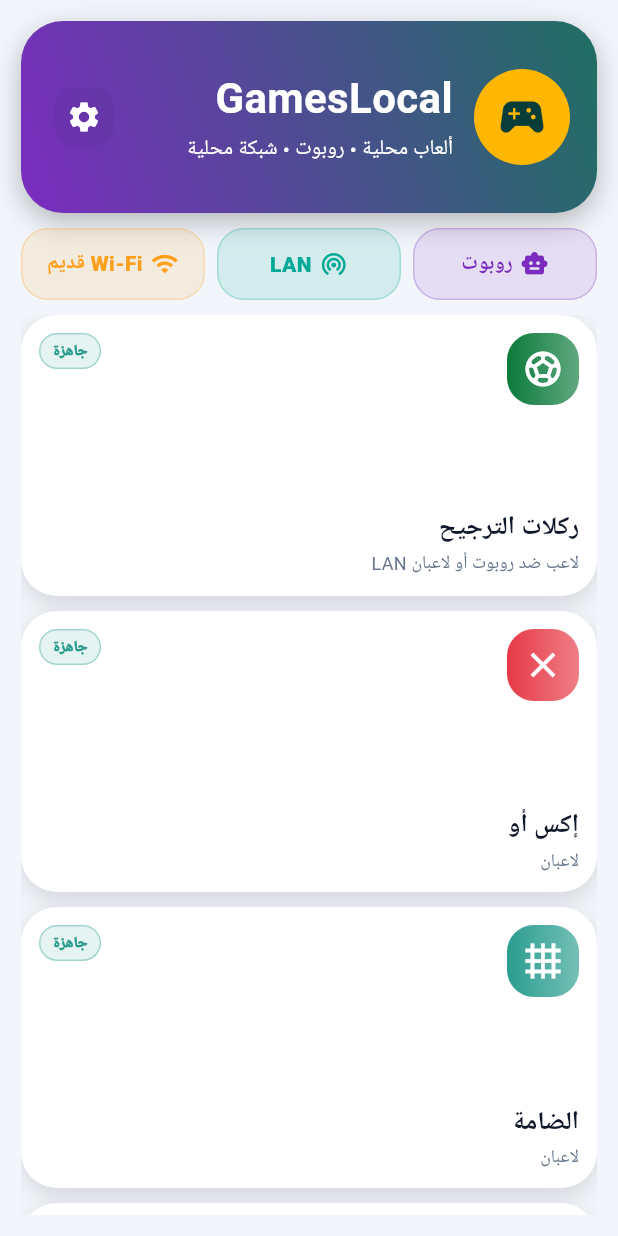
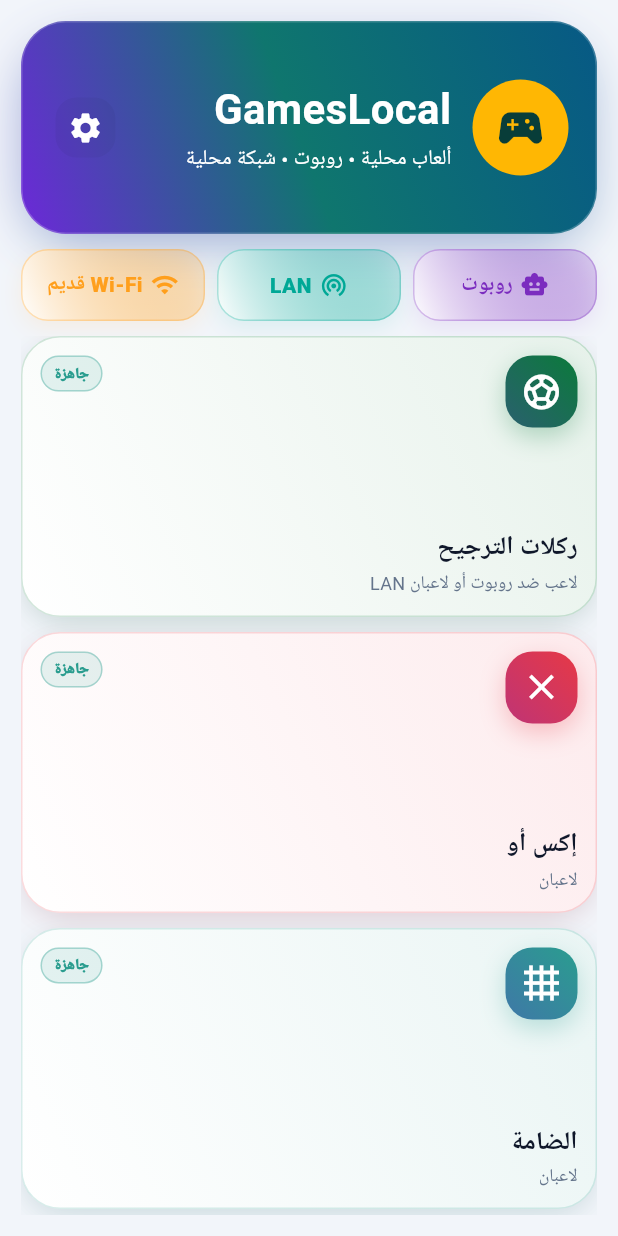
Before and after one commit to aljwaal1/gameslocal, a Flutter app: the screen it shows after launch, on a phone screen of 412 x 824 dp. Run offline on Flutter 3.47's test engine with Material 3 defaults, Android fonts, the phone set to English and light mode, and no system bars; our stand-ins replace audioplayers, qr_flutter, shared_preferences; missing offline and left inert: flame.

Commit message:
Polish home with premium game palettes

```diff
--- a/lib/main.dart
+++ b/lib/main.dart
@@ -172,20 +172,29 @@ class _HeroCard extends StatelessWidget {
   @override
   Widget build(BuildContext context) {
     return Container(
-      height: 128,
+      height: 142,
       width: double.infinity,
       decoration: BoxDecoration(
-        borderRadius: BorderRadius.circular(28),
+        borderRadius: BorderRadius.circular(30),
         gradient: const LinearGradient(
           begin: Alignment.topRight,
           end: Alignment.bottomLeft,
-          colors: [Color(0xFF1F6F63), Color(0xFF7B2CBF)],
+          colors: AppColors.heroGradient,
+          stops: <double>[0, .52, 1],
         ),
-        boxShadow: const [
+        border: Border.all(color: const Color(0x33FFFFFF)),
+        boxShadow: const <BoxShadow>[
           BoxShadow(
-            color: Colors.black26,
-            blurRadius: 16,
-            offset: Offset(0, 6),
+            color: Color(0x4D075985),
+            blurRadius: 28,
+            spreadRadius: -5,
+            offset: Offset(0, 12),
+          ),
+          BoxShadow(
+            color: Color(0x336D28D9),
+            blurRadius: 34,
+            spreadRadius: -12,
+            offset: Offset(-8, 8),
           ),
         ],
       ),
@@ -339,9 +348,23 @@ class _ModeChip extends StatelessWidget {
         height: 48,
         padding: const EdgeInsets.symmetric(horizontal: 8),
         decoration: BoxDecoration(
-          color: color.withOpacity(0.12),
+          gradient: LinearGradient(
+            begin: Alignment.topRight,
+            end: Alignment.bottomLeft,
+            colors: <Color>[
+              color.withValues(alpha: .18),
+              Colors.white,
+            ],
+          ),
           borderRadius: BorderRadius.circular(18),
-          border: Border.all(color: color.withOpacity(0.25)),
+          border: Border.all(color: color.withValues(alpha: .30)),
+          boxShadow: <BoxShadow>[
+            BoxShadow(
+              color: color.withValues(alpha: .10),
+              blurRadius: 12,
+              offset: const Offset(0, 5),
+            ),
+          ],
         ),
         child: Row(
           mainAxisAlignment: MainAxisAlignment.center,
@@ -458,13 +481,27 @@ class _GameCard extends StatelessWidget {
       child: Container(
         padding: const EdgeInsets.all(12),
         decoration: BoxDecoration(
-          color: Colors.white,
-          borderRadius: BorderRadius.circular(24),
-          boxShadow: const [
+          gradient: LinearGradient(
+            begin: Alignment.topRight,
+            end: Alignment.bottomLeft,
+            colors: <Color>[
+              Color.lerp(color, Colors.white, .90)!,
+              Colors.white,
+            ],
+          ),
+          borderRadius: BorderRadius.circular(26),
+          border: Border.all(color: color.withValues(alpha: .18)),
+          boxShadow: <BoxShadow>[
             BoxShadow(
-              color: Colors.black12,
+              color: color.withValues(alpha: .13),
+              blurRadius: 20,
+              spreadRadius: -6,
+              offset: const Offset(0, 9),
+            ),
+            const BoxShadow(
+              color: Color(0x120F172A),
               blurRadius: 12,
-              offset: Offset(0, 5),
+              offset: Offset(0, 4),
             ),
           ],
         ),
@@ -479,9 +516,21 @@ class _GameCard extends StatelessWidget {
                   height: 48,
                   decoration: BoxDecoration(
                     gradient: LinearGradient(
-                      colors: [color, color.withOpacity(0.65)],
+                      begin: Alignment.topRight,
+                      end: Alignment.bottomLeft,
+                      colors: <Color>[
+                        color,
+                        Color.lerp(color, AppColors.secondary, .32)!,
+                      ],
                     ),
                     borderRadius: BorderRadius.circular(18),
+                    boxShadow: <BoxShadow>[
+                      BoxShadow(
+                        color: color.withValues(alpha: .28),
+                        blurRadius: 14,
+                        offset: const Offset(0, 6),
+                      ),
+                    ],
                   ),
                   child: Icon(icon, color: Colors.white, size: 28),
                 ),
```
Also changed, not shown: 1 other file.
